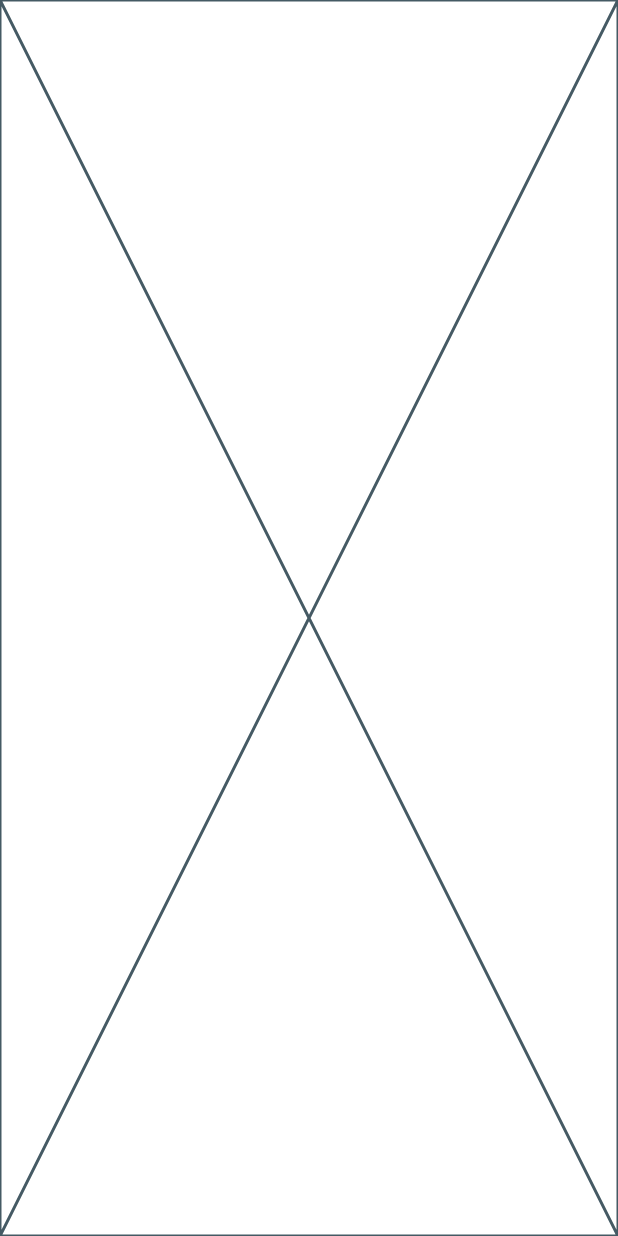
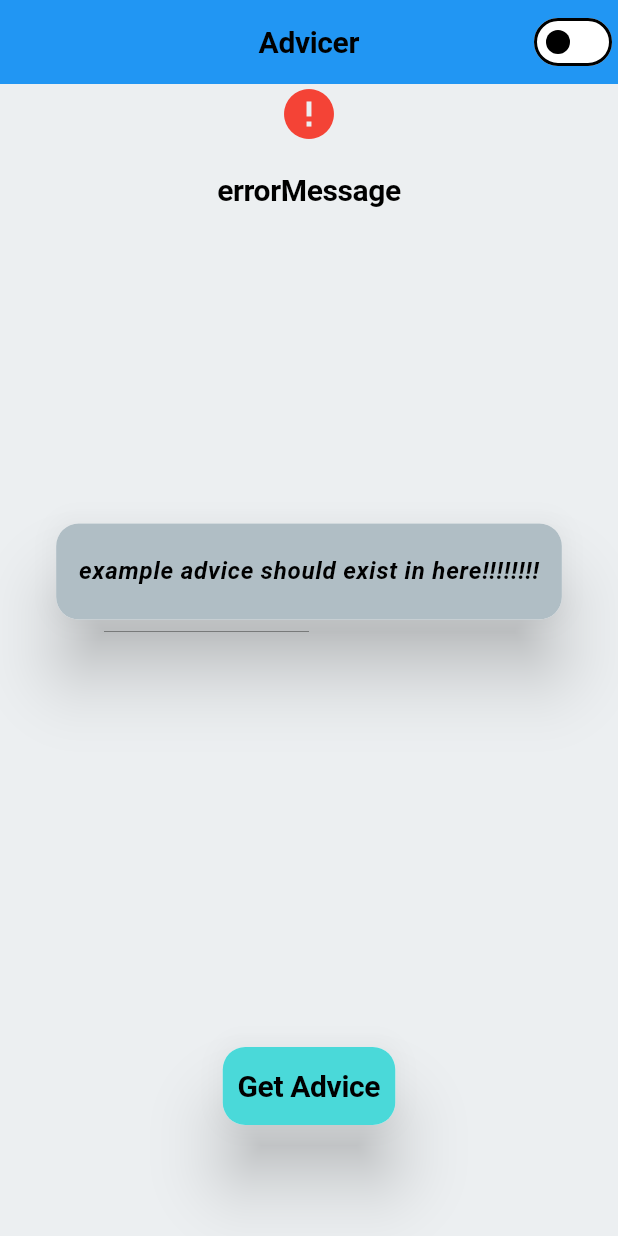
Before and after one commit to RezaMohammadi8001/advicer_app, a Flutter app: the screen it shows after launch, on a phone screen of 412 x 824 dp. Run offline on Flutter 3.47's test engine with Material 3 defaults, Android fonts, the phone set to English and light mode, and no system bars; Roboto replaces fonts that are missing (Rubik).

Commit message:
implement UI of the Advicer page

```diff
--- /dev/null
+++ b/lib/application/pages/advice/advicer_page.dart
@@ -0,0 +1,50 @@
+import 'package:advicer_app/application/core/services/theme_service.dart';
+import 'package:advicer_app/application/pages/advice/widgets/advice_field.dart';
+import 'package:advicer_app/application/pages/advice/widgets/get_advice_button.dart';
+import 'package:advicer_app/application/pages/advice/widgets/error_message.dart';
+import 'package:flutter/material.dart';
+import 'package:provider/provider.dart';
+
+class AdvicerPage extends StatelessWidget {
+  const AdvicerPage({super.key});
+
+  @override
+  Widget build(BuildContext context) {
+    final themeData = Theme.of(context);
+    final themeProvider = Provider.of<ThemeService>(context);
+    return Scaffold(
+      appBar: AppBar(
+        title: Text(
+          'Advicer',
+          style: themeData.textTheme.displayLarge,
+        ),
+        centerTitle: true,
+        actions: [
+          Switch(
+            value: themeProvider.isDarkModeOn,
+            onChanged: (_) {
+              themeProvider.toggleTheme();
+            },
+          ),
+        ],
+      ),
+      body: const Column(
+        children: [
+          ErrorMessage(errorMessage: 'errorMessage'),
+          Expanded(
+            child: Center(
+              child: AdviceField(
+                  advice: 'example advice should exist in here!!!!!!!!'),
+            ),
+          ),
+          SizedBox(
+            height: 200,
+            child: Center(
+              child: GetAdviceButton(),
+            ),
+          ),
+        ],
+      ),
+    );
+  }
+}
--- /dev/null
+++ b/lib/application/pages/advice/widgets/advice_field.dart
@@ -0,0 +1,27 @@
+import 'package:flutter/material.dart';
+
+class AdviceField extends StatelessWidget {
+  const AdviceField({super.key, required this.advice});
+  final String advice;
+  @override
+  Widget build(BuildContext context) {
+    final themeData = Theme.of(context);
+    return Material(
+      elevation: 20,
+      borderRadius: BorderRadius.circular(15),
+      child: Container(
+        decoration: BoxDecoration(
+          borderRadius: BorderRadius.circular(15),
+          color: themeData.colorScheme.onPrimary,
+        ),
+        child: Padding(
+          padding: const EdgeInsets.symmetric(horizontal: 15, vertical: 20),
+          child: Text(
+            advice,
+            style: themeData.textTheme.bodyLarge,
+          ),
+        ),
+      ),
+    );
+  }
+}
--- /dev/null
+++ b/lib/application/pages/advice/widgets/error_message.dart
@@ -0,0 +1,26 @@
+import 'package:flutter/material.dart';
+
+class ErrorMessage extends StatelessWidget {
+  const ErrorMessage({super.key, required this.errorMessage});
+  final String errorMessage;
+
+  @override
+  Widget build(BuildContext context) {
+    final themeData = Theme.of(context);
+    return Column(
+      children: [
+        const Icon(
+          Icons.error,
+          color: Colors.red,
+          size: 40,
+        ),
+        const SizedBox(height: 20),
+        Text(
+          errorMessage,
+          style: themeData.textTheme.displayLarge,
+          textAlign: TextAlign.center,
+        )
+      ],
+    );
+  }
+}
--- /dev/null
+++ b/lib/application/pages/advice/widgets/get_advice_button.dart
@@ -0,0 +1,30 @@
+import 'package:flutter/material.dart';
+
+class GetAdviceButton extends StatelessWidget {
+  const GetAdviceButton({super.key});
+
+  @override
+  Widget build(BuildContext context) {
+    final themeData = Theme.of(context);
+    return InkResponse(
+      onTap: () {},
+      child: Material(
+        elevation: 20,
+        borderRadius: BorderRadius.circular(15),
+        child: Container(
+          decoration: BoxDecoration(
+            borderRadius: BorderRadius.circular(15),
+            color: themeData.colorScheme.secondary,
+          ),
+          child: Padding(
+            padding: const EdgeInsets.symmetric(horizontal: 10.0, vertical: 15),
+            child: Text(
+              'Get Advice',
+              style: themeData.textTheme.displayLarge,
+            ),
+          ),
+        ),
+      ),
+    );
+  }
+}
--- a/lib/main.dart
+++ b/lib/main.dart
@@ -1,13 +1,16 @@
 import 'package:advicer_app/application/core/services/theme_service.dart';
+import 'package:advicer_app/application/pages/advice/advicer_page.dart';
 import 'package:advicer_app/theme.dart';
 import 'package:flutter/material.dart';
 import 'package:provider/provider.dart';
 
 void main() {
-  runApp(ChangeNotifierProvider(
-    create: (context) => ThemeService(),
-    child: const MyApp(),
-  ));
+  runApp(
+    ChangeNotifierProvider(
+      create: (context) => ThemeService(),
+      child: const MyApp(),
+    ),
+  );
 }
 
 class MyApp extends StatelessWidget {
@@ -21,7 +24,7 @@ class MyApp extends StatelessWidget {
         themeMode: themeService.isDarkModeOn ? ThemeMode.dark : ThemeMode.light,
         theme: AppTheme.lightTheme,
         darkTheme: AppTheme.darkTheme,
-        home: const Placeholder(),
+        home: const AdvicerPage(),
       );
     });
   }
```
